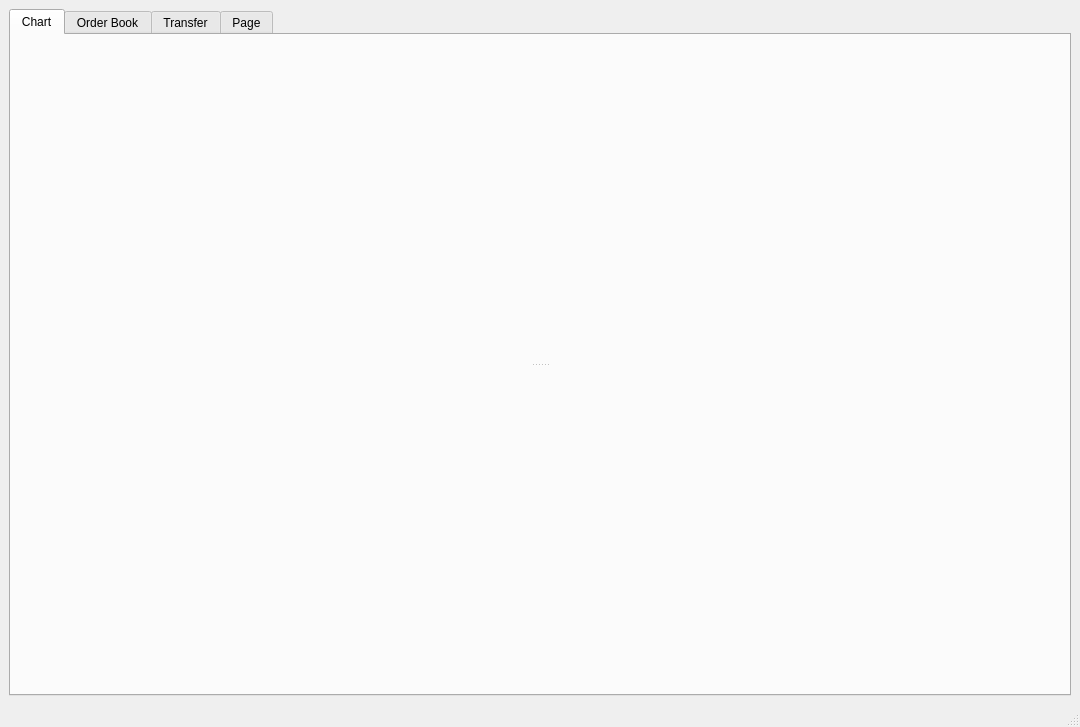
This is src/mainwindow.ui in biddisco/lxqt-build-tools as Qt 5 draws it before an edit. The edited form follows.
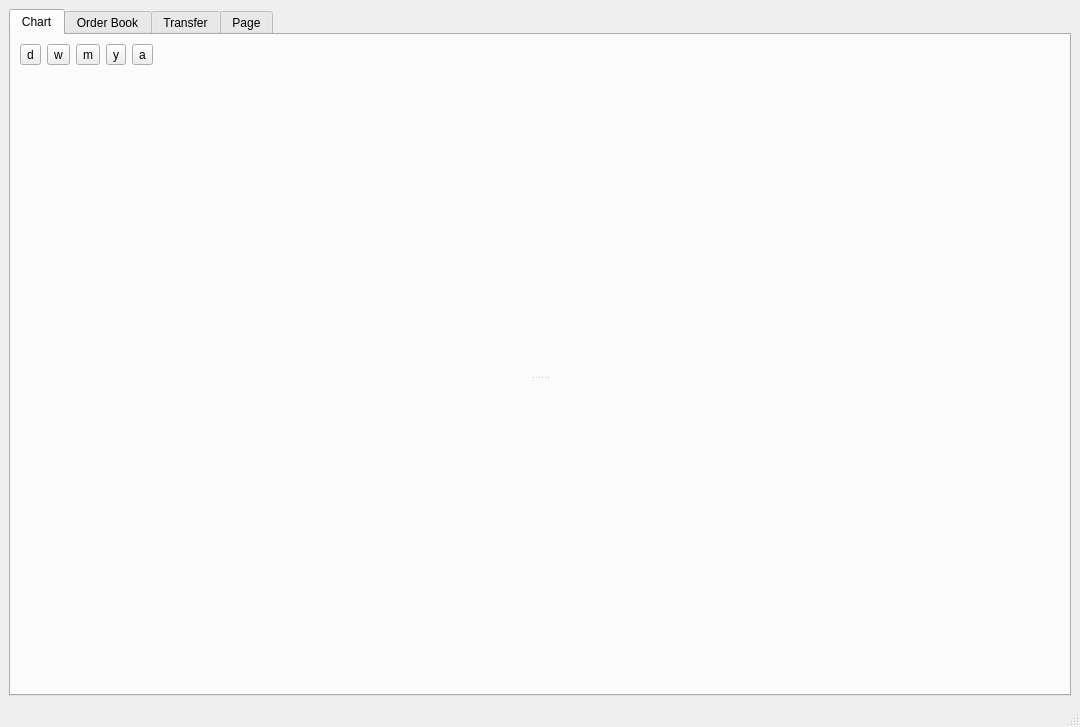
This is the edited form. The open tabs and pages were chosen to show the change.

The edit to the form file:
```diff
--- a/src/mainwindow.ui
+++ b/src/mainwindow.ui
@@ -33,6 +33,58 @@
           <string>Chart</string>
          </attribute>
          <layout class="QVBoxLayout" name="verticalLayout_3">
+          <item>
+           <layout class="QHBoxLayout" name="horizontalLayout_2">
+            <item>
+             <widget class="QToolButton" name="gt_d">
+              <property name="text">
+               <string>d</string>
+              </property>
+             </widget>
+            </item>
+            <item>
+             <widget class="QToolButton" name="gt_w">
+              <property name="text">
+               <string>w</string>
+              </property>
+             </widget>
+            </item>
+            <item>
+             <widget class="QToolButton" name="gt_m">
+              <property name="text">
+               <string>m</string>
+              </property>
+             </widget>
+            </item>
+            <item>
+             <widget class="QToolButton" name="gt_y">
+              <property name="text">
+               <string>y</string>
+              </property>
+             </widget>
+            </item>
+            <item>
+             <widget class="QToolButton" name="gt_a">
+              <property name="text">
+               <string>a</string>
+              </property>
+             </widget>
+            </item>
+            <item>
+             <spacer name="horizontalSpacer_3">
+              <property name="orientation">
+               <enum>Qt::Horizontal</enum>
+              </property>
+              <property name="sizeHint" stdset="0">
+               <size>
+                <width>40</width>
+                <height>20</height>
+               </size>
+              </property>
+             </spacer>
+            </item>
+           </layout>
+          </item>
           <item>
            <widget class="QSplitter" name="splitter_2">
             <property name="orientation">
```
Left out of the diff: 2 changed lines with no effect on the pictures.
